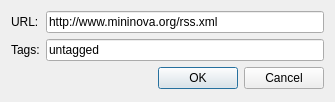
0xd34df00d/leechcraft, file src/plugins/aggregator/addfeed.ui: the form before one commit.
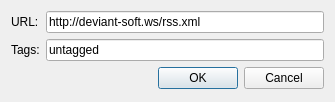
The form after the commit. Icons and pictures are not drawn.

Commit message: * Aggregator: Let the default feed be program's blog.

The edit to the form file:
```diff
--- a/src/plugins/aggregator/addfeed.ui
+++ b/src/plugins/aggregator/addfeed.ui
@@ -28,7 +28,7 @@
      <item row="0" column="1" >
       <widget class="QLineEdit" name="URL_" >
        <property name="text" >
-        <string>http://www.mininova.org/rss.xml</string>
+        <string>http://deviant-soft.ws/rss.xml</string>
        </property>
       </widget>
      </item>
```
